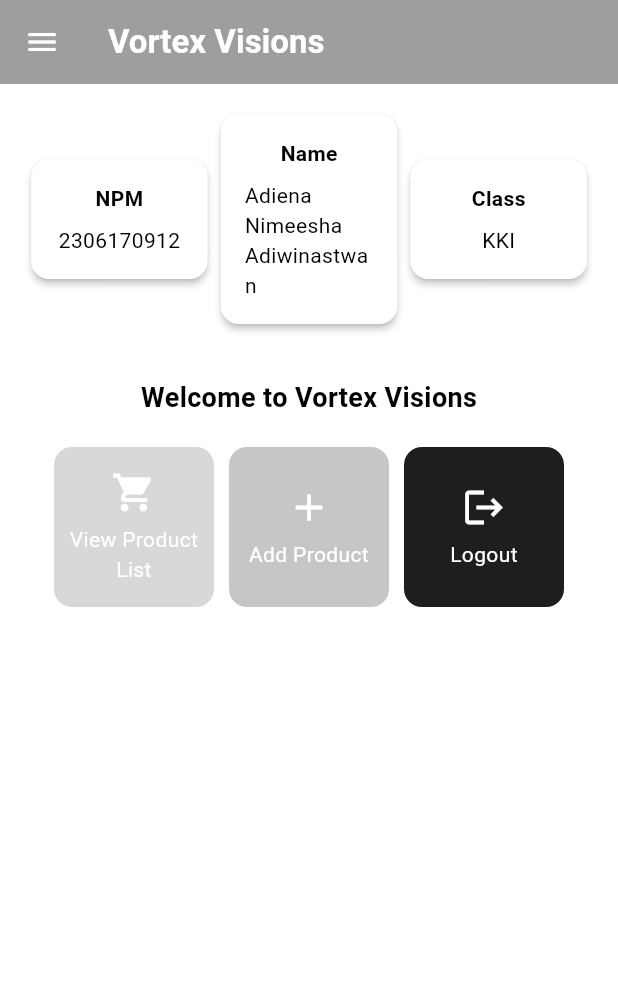
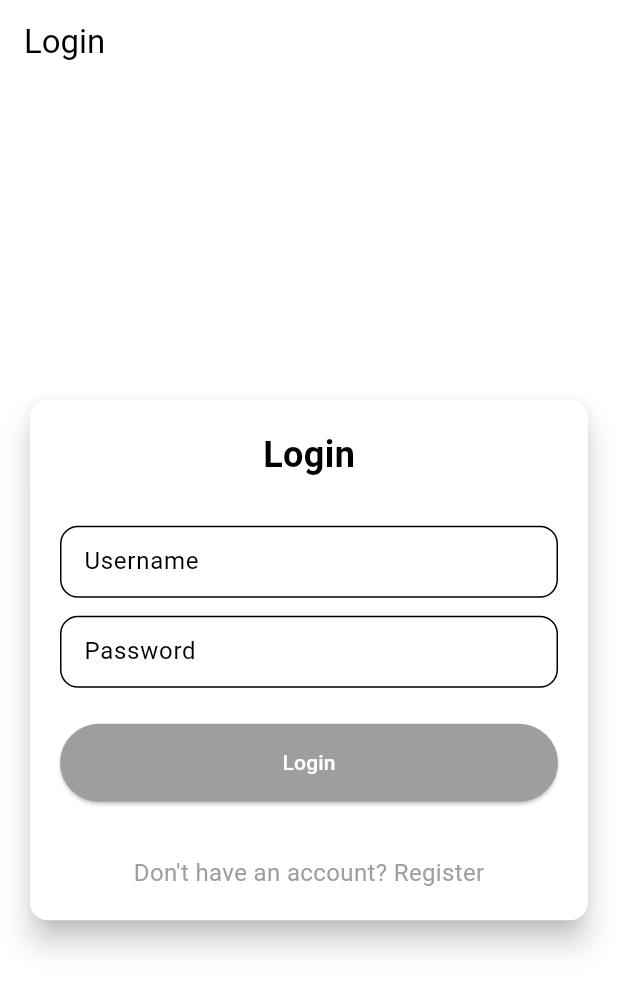
Before and after one commit to adienanimeesha/e-commerce-application-mobile, a Flutter app: the screen it shows after launch, on a phone screen of 412 x 824 dp. Shown: the top 991 px of the screen. Run offline on Flutter 3.47's test engine with Material 3 defaults, Android fonts, the phone set to English and light mode, and no system bars; missing offline and left inert: pbp_django_auth.

Commit message:
Assignment 9

```diff
--- a/lib/main.dart
+++ b/lib/main.dart
@@ -1,5 +1,7 @@
+import 'package:e_commerce_application/screens/login.dart';
 import 'package:flutter/material.dart';
-import 'package:e_commerce_application/screens/menu.dart';
+import 'package:pbp_django_auth/pbp_django_auth.dart';
+import 'package:provider/provider.dart';
 
 void main() {
   runApp(const MyApp());
@@ -10,17 +12,21 @@ class MyApp extends StatelessWidget {
 
   @override
   Widget build(BuildContext context) {
-    return MaterialApp(
-      title: 'Flutter Demo',
-      theme: ThemeData(
-       colorScheme: ColorScheme.fromSwatch(
-       primarySwatch: Colors.grey,
- ).copyWith
-       (secondary: Color.fromARGB(255, 218, 216, 216),
-       ),
-        useMaterial3: true,
+    return Provider(
+      create: (_) {
+        CookieRequest request = CookieRequest();
+        return request;
+      },
+      child: MaterialApp(
+        title: 'Mental Health Tracker',
+        theme: ThemeData(
+          useMaterial3: true,
+          colorScheme: ColorScheme.fromSwatch(
+            primarySwatch: Colors.grey,
+          ).copyWith(secondary:  Color.fromARGB(255, 218, 216, 216),),
+        ),
+        home: LoginPage(),
       ),
-      home: MyHomePage(),
-);
+    );
   }
 }
--- /dev/null
+++ b/lib/screens/login.dart
@@ -0,0 +1,181 @@
+import 'package:e_commerce_application/screens/menu.dart';
+import 'package:flutter/material.dart';
+import 'package:pbp_django_auth/pbp_django_auth.dart';
+import 'package:provider/provider.dart';
+import 'package:e_commerce_application/screens/register.dart';
+
+void main() {
+  runApp(const LoginApp());
+}
+
+class LoginApp extends StatelessWidget {
+  const LoginApp({super.key});
+
+  @override
+  Widget build(BuildContext context) {
+    return MaterialApp(
+      title: 'Login',
+      theme: ThemeData(
+        useMaterial3: true,
+        colorScheme: ColorScheme.fromSwatch(
+          primarySwatch: Colors.grey,
+        ).copyWith(secondary: Color.fromARGB(255, 218, 216, 216),),
+      ),
+      home: const LoginPage(),
+    );
+  }
+}
+
+class LoginPage extends StatefulWidget {
+  const LoginPage({super.key});
+
+  @override
+  State<LoginPage> createState() => _LoginPageState();
+}
+
+class _LoginPageState extends State<LoginPage> {
+  final TextEditingController _usernameController = TextEditingController();
+  final TextEditingController _passwordController = TextEditingController();
+
+  @override
+  Widget build(BuildContext context) {
+    final request = context.watch<CookieRequest>();
+
+    return Scaffold(
+      appBar: AppBar(
+        title: const Text('Login'),
+      ),
+      body: Center(
+        child: SingleChildScrollView(
+          padding: const EdgeInsets.all(16.0),
+          child: Card(
+            elevation: 8,
+            shape: RoundedRectangleBorder(
+              borderRadius: BorderRadius.circular(12.0),
+            ),
+            child: Padding(
+              padding: const EdgeInsets.all(20.0),
+              child: Column(
+                mainAxisSize: MainAxisSize.min,
+                children: [
+                  const Text(
+                    'Login',
+                    style: TextStyle(
+                      fontSize: 24.0,
+                      fontWeight: FontWeight.bold,
+                    ),
+                  ),
+                  const SizedBox(height: 30.0),
+                  TextField(
+                    controller: _usernameController,
+                    decoration: const InputDecoration(
+                      labelText: 'Username',
+                      hintText: 'Enter your username',
+                      border: OutlineInputBorder(
+                        borderRadius: BorderRadius.all(Radius.circular(12.0)),
+                      ),
+                      contentPadding:
+                          EdgeInsets.symmetric(horizontal: 12.0, vertical: 8.0),
+                    ),
+                  ),
+                  const SizedBox(height: 12.0),
+                  TextField(
+                    controller: _passwordController,
+                    decoration: const InputDecoration(
+                      labelText: 'Password',
+                      hintText: 'Enter your password',
+                      border: OutlineInputBorder(
+                        borderRadius: BorderRadius.all(Radius.circular(12.0)),
+                      ),
+                      contentPadding:
+                          EdgeInsets.symmetric(horizontal: 12.0, vertical: 8.0),
+                    ),
+                    obscureText: true,
+                  ),
+                  const SizedBox(height: 24.0),
+                  ElevatedButton(
+                    onPressed: () async {
+                      String username = _usernameController.text;
+                      String password = _passwordController.text;
+
+		  // Check credentials
+		  // TODO: Change the URL and don't forget to add a trailing slash (/) at the end of the URL!
+		  // To connect the Android emulator to Django on localhost,
+		  // use the URL http://10.0.2.2/
+                      final response = await request
+                          .login("http://localhost:8000/auth/login/", {
+                        'username': username,
+                        'password': password,
+                      });
+
+                      if (request.loggedIn) {
+                        String message = response['message'];
+                        String uname = response['username'];
+                        if (context.mounted) {
+                          Navigator.pushReplacement(
+                            context,
+                            MaterialPageRoute(
+                                builder: (context) => MyHomePage()),
+                          );
+                          ScaffoldMessenger.of(context)
+                            ..hideCurrentSnackBar()
+                            ..showSnackBar(
+                              SnackBar(
+                                  content:
+                                      Text("$message Welcome, $uname.")),
+                            );
+                        }
+                      } else {
+                        if (context.mounted) {
+                          showDialog(
+                            context: context,
+                            builder: (context) => AlertDialog(
+                              title: const Text('Login Failed'),
+                              content: Text(response['message']),
+                              actions: [
+                                TextButton(
+                                  child: const Text('OK'),
+                                  onPressed: () {
+                                    Navigator.pop(context);
+                                  },
+                                ),
+                              ],
+                            ),
+                          );
+                        }
+                      }
+                    },
+                    style: ElevatedButton.styleFrom(
+                      foregroundColor: Colors.white,
+                      minimumSize: Size(double.infinity, 50),
+                      backgroundColor: Theme.of(context).colorScheme.primary,
+                      padding: const EdgeInsets.symmetric(vertical: 16.0),
+                    ),
+                    child: const Text('Login'),
+                  ),
+                  const SizedBox(height: 36.0),
+                  GestureDetector(
+                    onTap: () {
+                      Navigator.push(
+                        context,
+                        MaterialPageRoute(
+                            builder: (context) => const RegisterPage()),
+                      );
+                    },
+                    child: Text(
+                      'Don\'t have an account? Register',
+                      style: TextStyle(
+                        color: Theme.of(context).colorScheme.primary,
+                        fontSize: 16.0,
+                      ),
+                    ),
+                  ),
+                ],
+              ),
+            ),
+          ),
+        ),
+      ),
+    );
+  }
+}
--- a/pubspec.yaml
+++ b/pubspec.yaml
@@ -35,6 +35,9 @@ dependencies:
   # The following adds the Cupertino Icons font to your application.
   # Use with the CupertinoIcons class for iOS style icons.
   cupertino_icons: ^1.0.8
+  provider: ^6.1.2
+  pbp_django_auth: ^0.4.0
+  http: ^1.2.2
 
 dev_dependencies:
   flutter_test:
```
Also changed, not shown: lib/models/product_entry.dart (added, +58 -0 lines), lib/screens/list_productentry.dart (added, +90 -0 lines), lib/screens/productentry_form.dart (+38 -30 lines), lib/screens/register.dart (added, +166 -0 lines), lib/widgets/left_drawer.dart (+12 -0 lines), lib/widgets/product_card.dart (+36 -1 lines), pubspec.lock, 3 other files.
